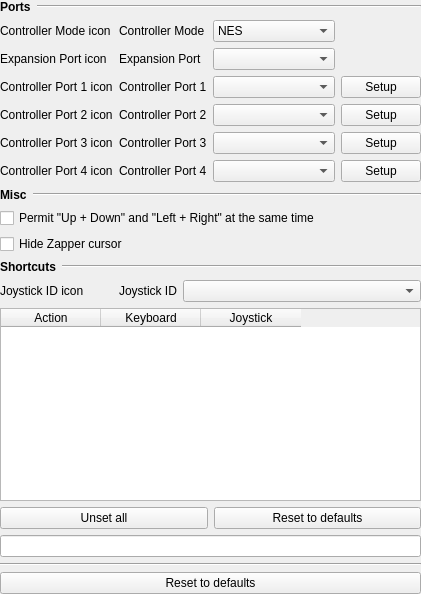
The window that src/gui/designer/wdgSettingsInput.ui (punesemu/puNES) describes before a commit, drawn with Qt 5.
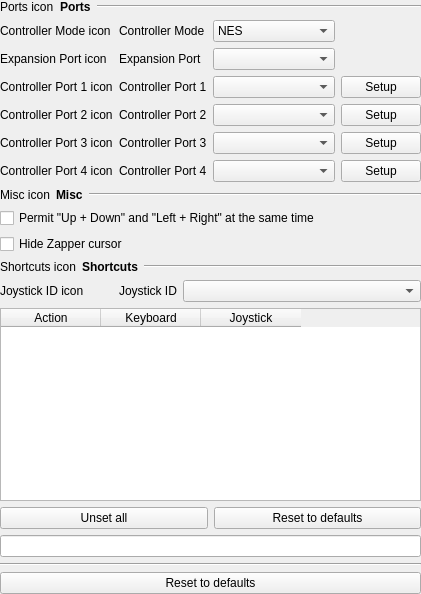
The same window after the commit. Icons and pictures are not drawn.

Patch:
```diff
--- a/src/gui/designer/wdgSettingsInput.ui
+++ b/src/gui/designer/wdgSettingsInput.ui
@@ -145,7 +145,14 @@
      <item row="7" column="0" colspan="4">
       <layout class="QHBoxLayout" name="horizontalLayout_Input_Misc">
        <item>
-        <widget class="QLabel" name="label_Input_Misc">
+        <widget class="QLabel" name="icon_Input_misc">
+         <property name="text">
+          <string notr="true">Misc icon</string>
+         </property>
+        </widget>
+       </item>
+       <item>
+        <widget class="QLabel" name="label_Input_misc">
          <property name="font">
           <font>
            <weight>75</weight>
@@ -218,6 +225,13 @@
      </item>
      <item row="0" column="0" colspan="4">
       <layout class="QHBoxLayout" name="horizontalLayout_Ports">
+       <item>
+        <widget class="QLabel" name="icon_Ports">
+         <property name="text">
+          <string notr="true">Ports icon</string>
+         </property>
+        </widget>
+       </item>
        <item>
         <widget class="QLabel" name="label_Ports">
          <property name="font">
@@ -355,6 +369,13 @@
      </item>
      <item row="10" column="0" colspan="4">
       <layout class="QHBoxLayout" name="horizontalLayout_Shortcuts">
+       <item>
+        <widget class="QLabel" name="icon_Shortcuts">
+         <property name="text">
+          <string notr="true">Shortcuts icon</string>
+         </property>
+        </widget>
+       </item>
        <item>
         <widget class="QLabel" name="label_Shortcuts">
          <property name="font">
```
Left out of the diff: 4 changed lines with no effect on the pictures.
